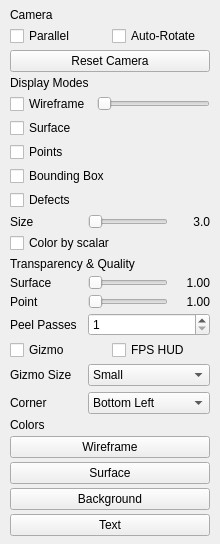
Above: src/ui/forms/view_display_page.ui from thermeng/SciRender before the change. Below: the same form after it.
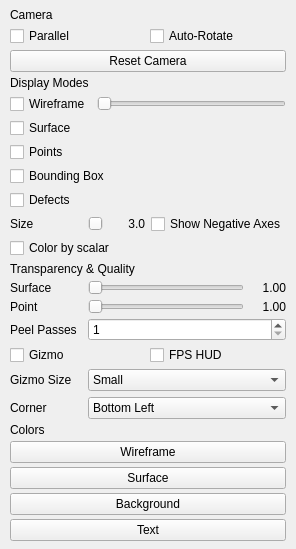
That is the form after the change.

Commit message: feat: negative axis snapping with labels, new colormaps - Plasma, Magma, Parula, Hot, Vik, Broc, Cork, Lisbon, Tokyo, Berlin, Vanimo, RdBu, RdYlBu, Spectral, Twilight, Twilight Shifted

```diff
--- a/src/ui/forms/view_display_page.ui
+++ b/src/ui/forms/view_display_page.ui
@@ -160,6 +160,13 @@
            <property name="maximumSize"><size><width>36</width><height>16777215</height></size></property><property name="alignment"><set>Qt::AlignRight|Qt::AlignVCenter</set></property>
           </widget>
          </item>
+       <item>
+        <widget class="QCheckBox" name="gizmoShowNegativeCb">
+         <property name="text">
+          <string>Show Negative Axes</string>
+         </property>
+        </widget>
+       </item>
         </layout>
        </widget>
       </item>
```
Lines whose indentation alone changed are shown as unchanged. The commit also changes 10 other files.
